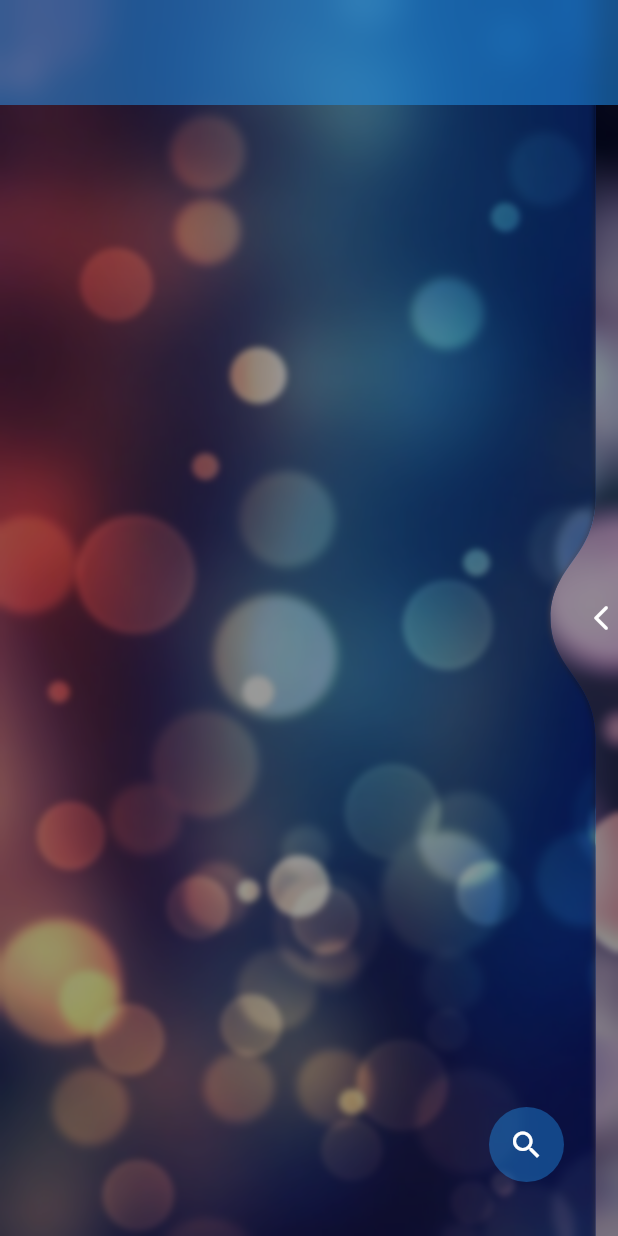
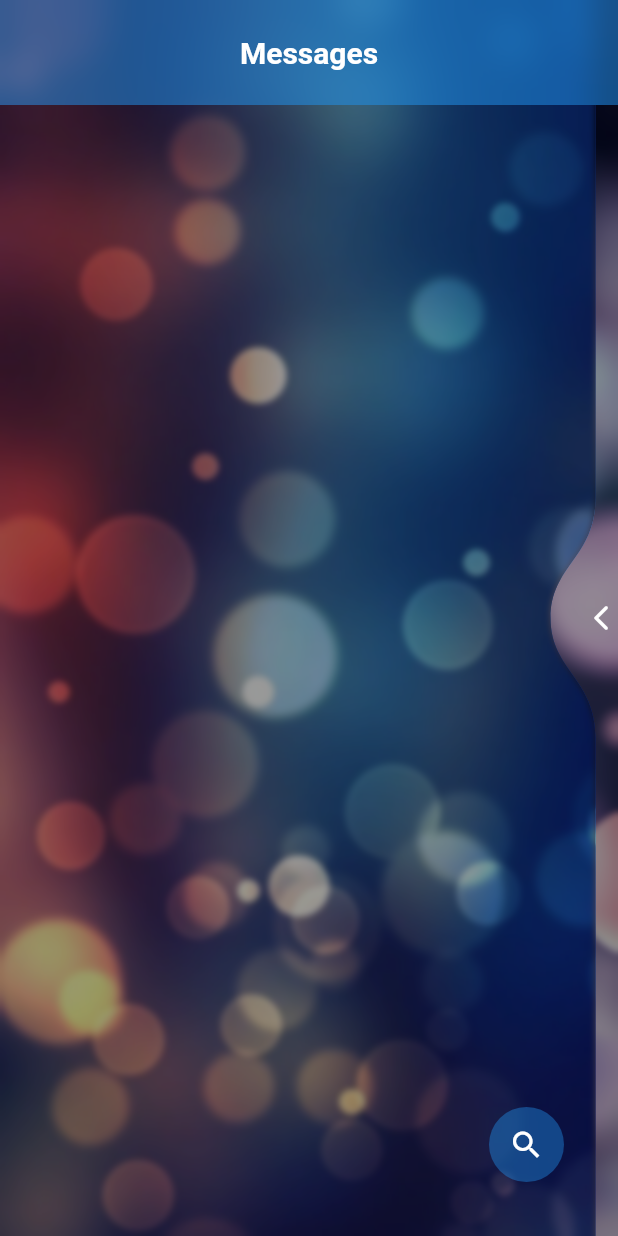
Before and after one commit to Prayag-X/Camo-Chat, a Flutter app: the HomePage screen opened by its route, on a phone screen of 412 x 824 dp. Run offline on Flutter 3.47's test engine with Material 2 defaults, Android fonts, the phone set to English and light mode, and no system bars; drawn by our look-alikes of liquid_swipe; our stand-ins replace cloud_firestore, firebase_auth, firebase_core, flutter_easyloading, flutter_keyboard_visibility, get and 3 more; accounts and stored records are empty.

Commit message:
Appbar title for messages and group

```diff
--- a/lib/pages/home_page/home_page.dart
+++ b/lib/pages/home_page/home_page.dart
@@ -115,6 +115,19 @@ class _HomePageState extends State<HomePage> with TickerProviderStateMixin {
 
   AppBar appBarShared(context) {
     return AppBar(
+        title: Row(
+          mainAxisAlignment: MainAxisAlignment.center,
+          children: [
+            Text(
+              controller.homePageDmOrGroup.value == 0 ? 'Messages' : 'Groups',
+              style: TextStyle(
+                fontFamily: 'Roboto', // Replace with your desired font family
+                fontWeight: FontWeight.bold,
+                fontSize: 20,
+              ),
+            ),
+          ],
+        ),
         automaticallyImplyLeading: false,
         elevation: 0.0,
         titleSpacing: 0,
```
